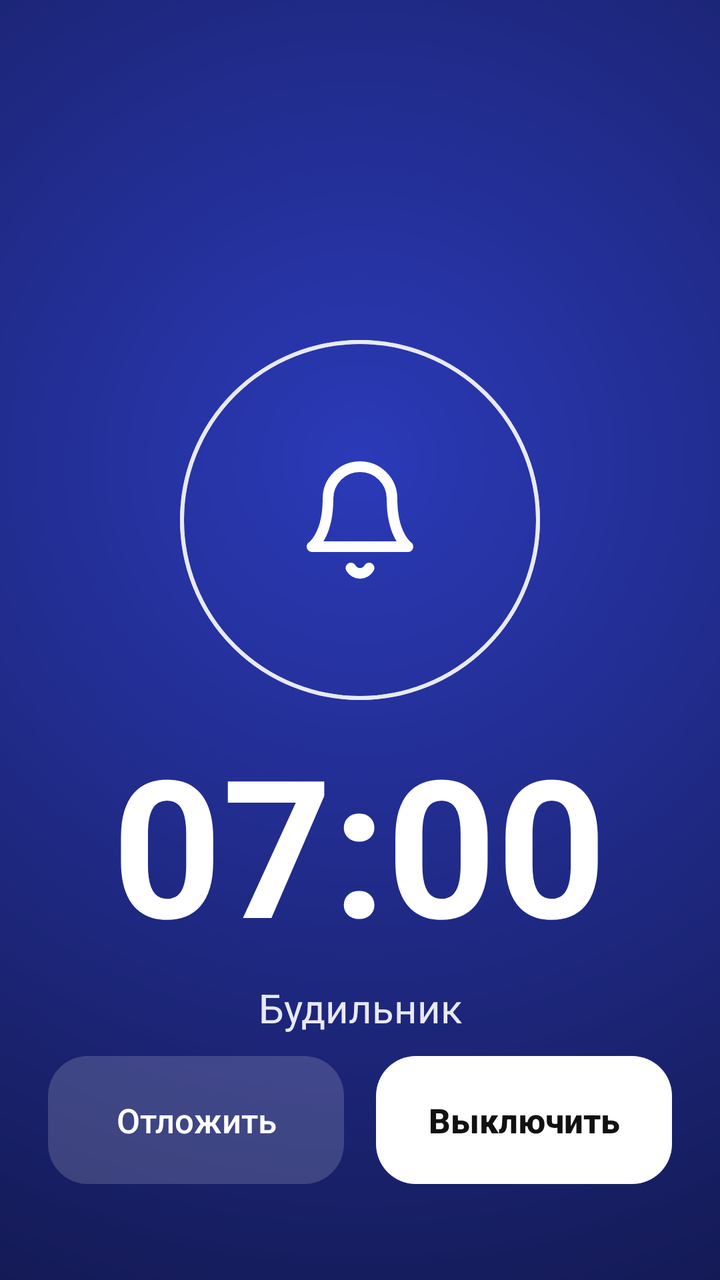
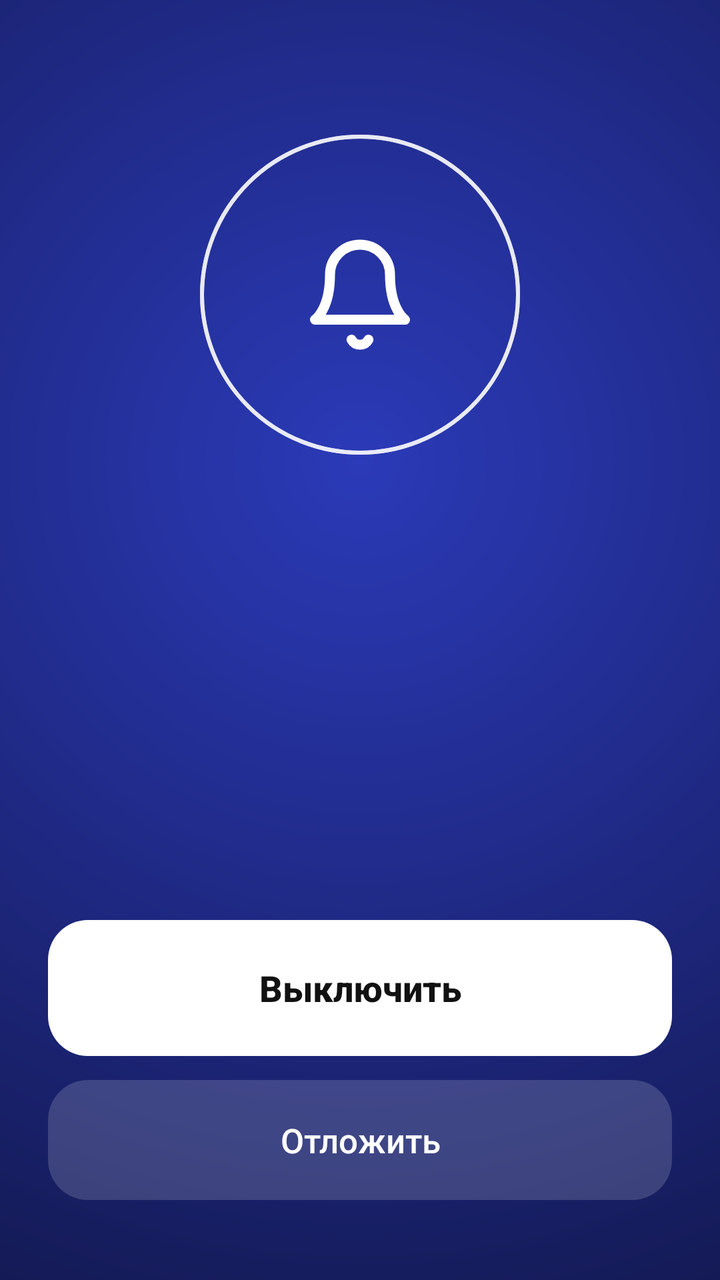

An Android layout rendered at two revisions. The XML below is the earlier revision; the diff shows what the commit changed to produce the second picture.
<!-- AndroidManifest.xml: activity theme Theme.Ritm.Alarm -->
<!-- res/layout/activity_alarm.xml -->
<?xml version="1.0" encoding="utf-8"?>
<FrameLayout xmlns:android="http://schemas.android.com/apk/res/android" android:layout_width="match_parent" android:layout_height="match_parent" android:id="@+id/alarm_root">
    <FrameLayout android:id="@+id/waves" android:layout_width="180dp" android:layout_height="180dp" android:layout_gravity="center_horizontal" android:layout_marginTop="170dp">
        <View android:id="@+id/wave1" android:layout_width="match_parent" android:layout_height="match_parent" android:background="@drawable/wave" />
        <View android:id="@+id/wave2" android:layout_width="match_parent" android:layout_height="match_parent" android:background="@drawable/wave" />
        <View android:id="@+id/wave3" android:layout_width="match_parent" android:layout_height="match_parent" android:background="@drawable/wave" />
        <ImageView android:id="@+id/bell" android:layout_width="64dp" android:layout_height="64dp" android:layout_gravity="center" android:src="@drawable/ic_bell" android:contentDescription="@null" />
    </FrameLayout>
    <LinearLayout android:layout_width="match_parent" android:layout_height="wrap_content" android:orientation="vertical" android:gravity="center_horizontal" android:layout_marginTop="370dp" android:paddingStart="24dp" android:paddingEnd="24dp">
        <TextView android:id="@+id/time" android:layout_width="wrap_content" android:layout_height="wrap_content" android:textColor="#FFFFFF" android:textSize="96sp" android:textStyle="bold" android:fontFeatureSettings="tnum" android:includeFontPadding="false" android:text="07:00" />
        <TextView android:id="@+id/label" android:layout_width="wrap_content" android:layout_height="wrap_content" android:layout_marginTop="8dp" android:textColor="#E6FFFFFF" android:textSize="20sp" android:gravity="center" android:maxLines="3" android:text="Будильник" />
        <TextView android:id="@+id/date" android:layout_width="wrap_content" android:layout_height="wrap_content" android:layout_marginTop="6dp" android:textColor="#99FFFFFF" android:textSize="15sp" />
    </LinearLayout>
    <LinearLayout android:id="@+id/buttons" android:layout_width="match_parent" android:layout_height="wrap_content" android:layout_gravity="bottom" android:orientation="horizontal" android:paddingStart="24dp" android:paddingEnd="24dp" android:paddingBottom="48dp">
        <Button android:id="@+id/snooze" android:layout_width="0dp" android:layout_weight="1" android:layout_height="64dp" android:layout_marginEnd="8dp" android:background="@drawable/btn_soft" android:textColor="#FFFFFF" android:textSize="17sp" android:textAllCaps="false" android:stateListAnimator="@null" android:text="@string/alarm_snooze" />
        <Button android:id="@+id/stop" android:layout_width="0dp" android:layout_weight="1" android:layout_height="64dp" android:layout_marginStart="8dp" android:background="@drawable/btn_white" android:textColor="#111111" android:textSize="17sp" android:textStyle="bold" android:textAllCaps="false" android:stateListAnimator="@null" android:text="@string/alarm_stop" />
    </LinearLayout>
</FrameLayout>
<!-- resources referenced by this layout -->
<resources>
  <!-- drawable btn_soft (drawable) -->
  <?xml version="1.0" encoding="utf-8"?>
  <shape xmlns:android="http://schemas.android.com/apk/res/android" android:shape="rectangle"><solid android:color="#29FFFFFF" /><corners android:radius="20dp" /></shape>
  <!-- drawable btn_white (drawable) -->
  <?xml version="1.0" encoding="utf-8"?>
  <shape xmlns:android="http://schemas.android.com/apk/res/android" android:shape="rectangle"><solid android:color="#FFFFFF" /><corners android:radius="20dp" /></shape>
  <!-- drawable ic_bell (drawable) -->
  <?xml version="1.0" encoding="utf-8"?>
  <vector xmlns:android="http://schemas.android.com/apk/res/android" android:width="24dp" android:height="24dp" android:viewportWidth="24" android:viewportHeight="24">
      <path android:fillColor="#00000000" android:strokeColor="#FFFFFF" android:strokeWidth="2" android:strokeLineCap="round" android:strokeLineJoin="round"
          android:pathData="M6,8a6,6 0,1 1,12 0c0,7 3,9 3,9H3s3,-2 3,-9M10.3,21a1.94,1.94 0,0 0,3.4 0" />
  </vector>
  <!-- drawable wave (drawable) -->
  <?xml version="1.0" encoding="utf-8"?>
  <shape xmlns:android="http://schemas.android.com/apk/res/android" android:shape="oval"><stroke android:width="2dp" android:color="#88FFFFFF" /></shape>
  <string name="alarm_snooze">Отложить</string>
  <string name="alarm_stop">Выключить</string>
  <style name="Theme.Ritm.Alarm" parent="android:Theme.Material.NoActionBar">
          <item name="android:windowBackground">@drawable/alarm_bg</item>
          <item name="android:statusBarColor">@android:color/transparent</item>
          <item name="android:navigationBarColor">@android:color/transparent</item>
      </style>
  <!-- drawable alarm_bg (drawable) -->
  <?xml version="1.0" encoding="utf-8"?>
  <shape xmlns:android="http://schemas.android.com/apk/res/android" android:shape="rectangle">
      <gradient android:type="radial" android:gradientRadius="900dp" android:centerX="0.5" android:centerY="0.36"
          android:startColor="#2B3AB8" android:centerColor="#141A55" android:endColor="#06071A" />
  </shape>
</resources>

<!-- the commit's change to res/layout/activity_alarm.xml (unified diff, before → after) -->
@@ -1,18 +1,40 @@
 <?xml version="1.0" encoding="utf-8"?>
-<FrameLayout xmlns:android="http://schemas.android.com/apk/res/android" android:layout_width="match_parent" android:layout_height="match_parent" android:id="@+id/alarm_root">
-    <FrameLayout android:id="@+id/waves" android:layout_width="180dp" android:layout_height="180dp" android:layout_gravity="center_horizontal" android:layout_marginTop="170dp">
+<LinearLayout xmlns:android="http://schemas.android.com/apk/res/android"
+    android:id="@+id/alarm_root"
+    android:layout_width="match_parent"
+    android:layout_height="match_parent"
+    android:orientation="vertical"
+    android:gravity="center_horizontal"
+    android:paddingStart="24dp"
+    android:paddingEnd="24dp"
+    android:paddingTop="40dp"
+    android:paddingBottom="40dp">
+
+    <Space android:layout_width="1dp" android:layout_height="0dp" android:layout_weight="1" />
+
+    <FrameLayout android:id="@+id/waves" android:layout_width="160dp" android:layout_height="160dp">
         <View android:id="@+id/wave1" android:layout_width="match_parent" android:layout_height="match_parent" android:background="@drawable/wave" />
         <View android:id="@+id/wave2" android:layout_width="match_parent" android:layout_height="match_parent" android:background="@drawable/wave" />
         <View android:id="@+id/wave3" android:layout_width="match_parent" android:layout_height="match_parent" android:background="@drawable/wave" />
-        <ImageView android:id="@+id/bell" android:layout_width="64dp" android:layout_height="64dp" android:layout_gravity="center" android:src="@drawable/ic_bell" android:contentDescription="@null" />
+        <ImageView android:id="@+id/bell" android:layout_width="60dp" android:layout_height="60dp" android:layout_gravity="center" android:src="@drawable/ic_bell" android:contentDescription="@null" />
     </FrameLayout>
-    <LinearLayout android:layout_width="match_parent" android:layout_height="wrap_content" android:orientation="vertical" android:gravity="center_horizontal" android:layout_marginTop="370dp" android:paddingStart="24dp" android:paddingEnd="24dp">
-        <TextView android:id="@+id/time" android:layout_width="wrap_content" android:layout_height="wrap_content" android:textColor="#FFFFFF" android:textSize="96sp" android:textStyle="bold" android:fontFeatureSettings="tnum" android:includeFontPadding="false" android:text="07:00" />
-        <TextView android:id="@+id/label" android:layout_width="wrap_content" android:layout_height="wrap_content" android:layout_marginTop="8dp" android:textColor="#E6FFFFFF" android:textSize="20sp" android:gravity="center" android:maxLines="3" android:text="Будильник" />
-        <TextView android:id="@+id/date" android:layout_width="wrap_content" android:layout_height="wrap_content" android:layout_marginTop="6dp" android:textColor="#99FFFFFF" android:textSize="15sp" />
+
+    <TextView android:id="@+id/time" android:layout_width="wrap_content" android:layout_height="wrap_content" android:layout_marginTop="28dp"
+        android:textColor="#FFFFFF" android:textSize="88sp" android:textStyle="bold" android:fontFeatureSettings="tnum" android:includeFontPadding="false"
+        android:autoSizeTextType="uniform" android:autoSizeMinTextSize="48sp" android:autoSizeMaxTextSize="96sp" android:maxLines="1" />
+    <TextView android:id="@+id/label" android:layout_width="wrap_content" android:layout_height="wrap_content" android:layout_marginTop="10dp"
+        android:textColor="#E6FFFFFF" android:textSize="22sp" android:textStyle="bold" android:gravity="center" android:maxLines="3" android:ellipsize="end" />
+    <TextView android:id="@+id/date" android:layout_width="wrap_content" android:layout_height="wrap_content" android:layout_marginTop="6dp"
+        android:textColor="#99FFFFFF" android:textSize="15sp" />
+
+    <Space android:layout_width="1dp" android:layout_height="0dp" android:layout_weight="1.3" />
+
+    <LinearLayout android:id="@+id/buttons" android:layout_width="match_parent" android:layout_height="wrap_content" android:orientation="vertical">
+        <Button android:id="@+id/stop" android:layout_width="match_parent" android:layout_height="68dp"
+            android:background="@drawable/btn_white" android:textColor="#111111" android:textSize="18sp" android:textStyle="bold"
+            android:textAllCaps="false" android:stateListAnimator="@null" android:text="@string/alarm_stop" />
+        <Button android:id="@+id/snooze" android:layout_width="match_parent" android:layout_height="60dp" android:layout_marginTop="12dp"
+            android:background="@drawable/btn_soft" android:textColor="#FFFFFF" android:textSize="17sp"
+            android:textAllCaps="false" android:stateListAnimator="@null" android:text="@string/alarm_snooze" />
     </LinearLayout>
-    <LinearLayout android:id="@+id/buttons" android:layout_width="match_parent" android:layout_height="wrap_content" android:layout_gravity="bottom" android:orientation="horizontal" android:paddingStart="24dp" android:paddingEnd="24dp" android:paddingBottom="48dp">
-        <Button android:id="@+id/snooze" android:layout_width="0dp" android:layout_weight="1" android:layout_height="64dp" android:layout_marginEnd="8dp" android:background="@drawable/btn_soft" android:textColor="#FFFFFF" android:textSize="17sp" android:textAllCaps="false" android:stateListAnimator="@null" android:text="@string/alarm_snooze" />
-        <Button android:id="@+id/stop" android:layout_width="0dp" android:layout_weight="1" android:layout_height="64dp" android:layout_marginStart="8dp" android:background="@drawable/btn_white" android:textColor="#111111" android:textSize="17sp" android:textStyle="bold" android:textAllCaps="false" android:stateListAnimator="@null" android:text="@string/alarm_stop" />
-    </LinearLayout>
-</FrameLayout>
+</LinearLayout>
